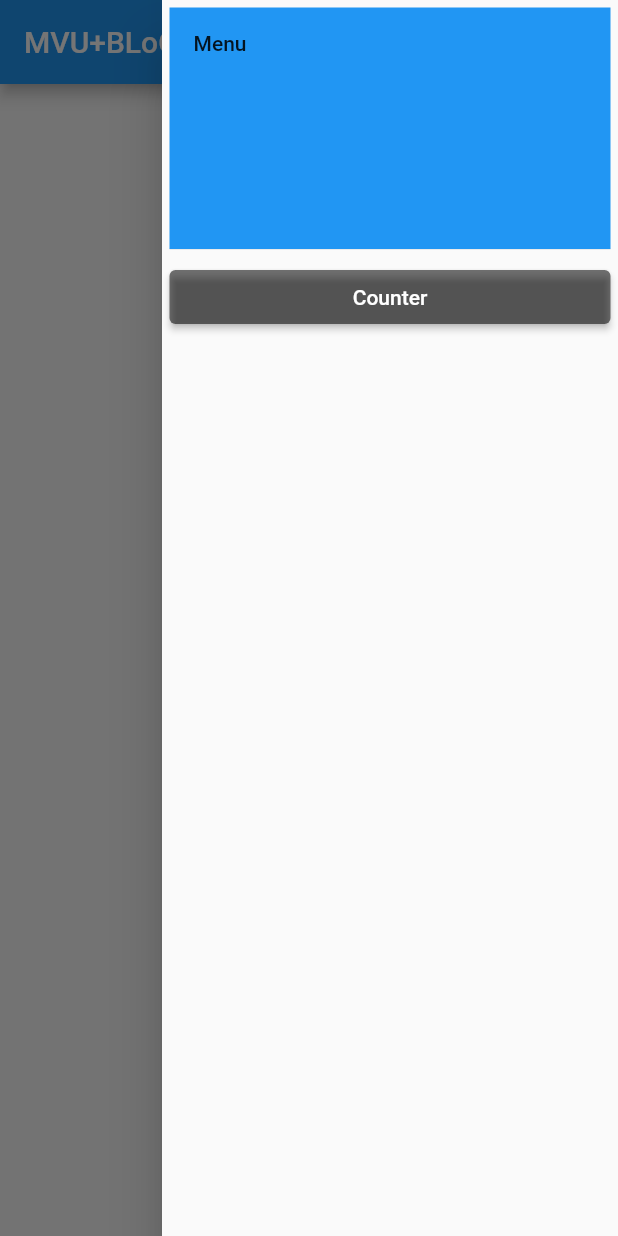
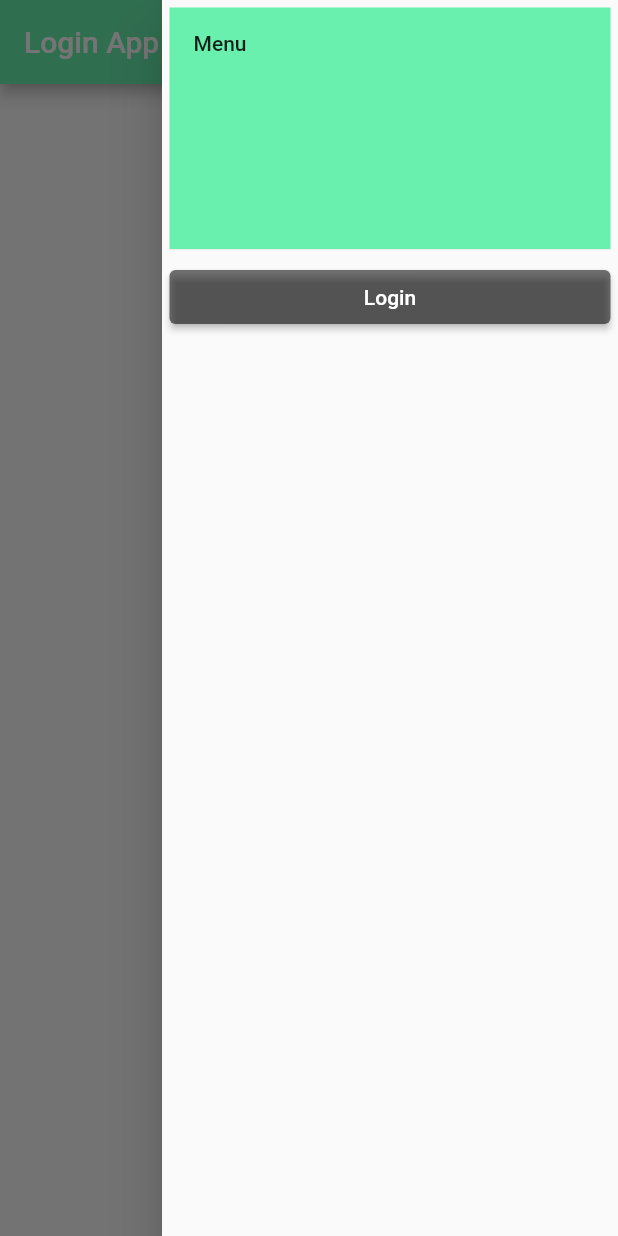
Before and after one commit to gmuehlenberg/samy, a Flutter app: the screen it shows after launch, with the side drawer open, on a phone screen of 412 x 824 dp. Run offline on Flutter 3.47's test engine with Material 2 defaults, Android fonts, the light colour scheme and no system bars; our stand-ins replace bloc, dartz, flutter_bloc, logger.

Commit message:
Add login feature
* Providing Login page.

```diff
--- a/lib/home/home_view.dart
+++ b/lib/home/home_view.dart
@@ -1,5 +1,5 @@
 import 'package:bloc_mvu_app/config/config_model.dart';
-import 'package:bloc_mvu_app/counter/counter_view.dart';
+import 'package:bloc_mvu_app/login/login_view.dart';
 import 'package:bloc_mvu_app/mvu/view_without_model.dart';
 import 'package:flutter/material.dart';
 
@@ -14,7 +14,7 @@ class HomeView extends ViewWithoutModel {
           ),
         ),
         body: const Center(
-          child: CounterView(),
+          child: LoginView(),
         ),
       );
 }
--- /dev/null
+++ b/lib/login/login_message.dart
@@ -0,0 +1,10 @@
+import 'package:bloc_mvu_app/login/login_update.dart';
+import 'package:bloc_mvu_app/mvu/messaging.dart';
+
+abstract class LoginMessage extends UpdateMessage {
+  LoginMessage() : super(routeTo: LoginUpdate);
+}
+
+class LogIn extends LoginMessage {}
+
+class LogOut extends LoginMessage {}
--- /dev/null
+++ b/lib/login/login_model.dart
@@ -0,0 +1,16 @@
+class LoginModel {
+  LoginModel({required this.isLoggedIn});
+
+  final bool isLoggedIn;
+
+  LoginModel copyWith({
+    bool? isLoggedIn,
+  }) =>
+      LoginModel(
+        //isLogged ? isLoggedIn : this.isLoggedIn (wenn true, dann isLoggedIn, wenn false, dann this.isLoggedIn)
+        // ternärer Ausdruck
+        isLoggedIn: isLoggedIn ?? this.isLoggedIn,
+      );
+}
+
+final LoginModel initialLoginModel = LoginModel(isLoggedIn: false);
--- /dev/null
+++ b/lib/login/login_update.dart
@@ -0,0 +1,23 @@
+import 'package:bloc_mvu_app/login/login_message.dart';
+import 'package:bloc_mvu_app/login/login_model.dart';
+import 'package:bloc_mvu_app/mvu/update.dart';
+import 'package:dartz/dartz.dart';
+import 'package:flutter/material.dart';
+
+class LoginUpdate extends Update<LoginMessage, LoginModel> {
+  LoginUpdate(LoginModel initialModel) : super(initialModel);
+
+  // ignore: avoid_unused_constructor_parameters
+  factory LoginUpdate.of(BuildContext context) => LoginUpdate(initialLoginModel);
+
+  @override
+  Option<LoginModel> processMessage(LoginMessage message, LoginModel model) {
+    if (message is LogIn) {
+      return Some(model.copyWith(isLoggedIn: true));
+    }
+    if (message is LogOut) {
+      return Some(model.copyWith(isLoggedIn: false));
+    }
+    return const None();
+  }
+}
--- /dev/null
+++ b/lib/login/login_view.dart
@@ -0,0 +1,30 @@
+import 'package:bloc_mvu_app/login/login_message.dart';
+import 'package:bloc_mvu_app/login/login_model.dart';
+import 'package:bloc_mvu_app/login/login_update.dart';
+import 'package:bloc_mvu_app/mvu/messaging.dart';
+import 'package:bloc_mvu_app/mvu/view.dart';
+import 'package:flutter/material.dart';
+
+class LoginView extends View<LoginMessage, LoginModel, LoginUpdate> {
+  const LoginView({Key? key}) : super(key: key);
+
+  @override
+  Widget buildView(LoginModel model) => Column(
+        mainAxisAlignment: MainAxisAlignment.spaceAround,
+        children: [
+          Text('User ist ${model.isLoggedIn ? 'ein' : 'aus'}geloggt'),
+          FloatingActionButton(
+            onPressed: () => dispatch(LogIn()),
+            tooltip: 'User einloggen',
+            backgroundColor: Colors.purpleAccent,
+            child: const Icon(Icons.login_rounded),
+          ),
+          FloatingActionButton(
+            onPressed: () => dispatch(LogOut()),
+            tooltip: 'User ausloggen',
+            backgroundColor: Colors.purpleAccent,
+            child: const Icon(Icons.logout_rounded),
+          ),
+        ],
+      );
+}
--- a/lib/main.dart
+++ b/lib/main.dart
@@ -1,5 +1,6 @@
 import 'package:bloc_mvu_app/config/config_update.dart';
 import 'package:bloc_mvu_app/counter/counter_update.dart';
+import 'package:bloc_mvu_app/login/login_update.dart';
 import 'package:bloc_mvu_app/navigation/navigation_model.dart';
 import 'package:bloc_mvu_app/navigation/navigation_update.dart';
 import 'package:bloc_mvu_app/navigation/navigation_view.dart';
@@ -16,10 +17,11 @@ class BlocMvuTestApp extends StatelessWidget {
           BlocProvider(create: NavigationUpdate.of),
           BlocProvider(create: ConfigUpdate.of, lazy: false),
           BlocProvider(create: CounterUpdate.of),
+          BlocProvider(create: LoginUpdate.of),
         ],
         child: MaterialApp(
           navigatorKey: navigatorKey,
-          title: 'BLoC+MVU Test App',
+          title: 'LoginApp',
           home: const NavigationView(),
         ),
       );
--- a/lib/navigation/navigation_model.dart
+++ b/lib/navigation/navigation_model.dart
@@ -11,11 +11,11 @@ class NavigationModel {
       NavigationModel(page ?? this.page);
 }
 
-final NavigationModel initialNavigationModel = NavigationModel(Page.counter);
+final NavigationModel initialNavigationModel = NavigationModel(Page.login);
 
 final GlobalKey<NavigatorState> navigatorKey = GlobalKey<NavigatorState>();
 final GlobalKey<ScaffoldState> scaffoldKey = GlobalKey<ScaffoldState>();
 
 enum Page {
-  counter,
+  login,
 }
--- a/lib/navigation/navigation_view.dart
+++ b/lib/navigation/navigation_view.dart
@@ -1,4 +1,4 @@
-import 'package:bloc_mvu_app/counter/counter_view.dart';
+import 'package:bloc_mvu_app/login/login_view.dart';
 import 'package:bloc_mvu_app/mvu/messaging.dart';
 import 'package:bloc_mvu_app/mvu/view.dart';
 import 'package:bloc_mvu_app/navigation/navigation_messages.dart';
@@ -15,8 +15,9 @@ class NavigationView extends View<NavigationMessage, NavigationModel, Navigation
         key: scaffoldKey,
         appBar: AppBar(
           title: const Text(
-            'MVU+BLoC Test app',
+            'Login App',
           ),
+          backgroundColor: Colors.greenAccent,
           actions: [
             IconButton(
               icon: const Icon(Icons.table_rows),
@@ -36,7 +37,7 @@ class NavigationView extends View<NavigationMessage, NavigationModel, Navigation
 
 Widget widgetFor(Page page) {
   switch (page) {
-    case Page.counter:
-      return const CounterView();
+    case Page.login:
+      return const LoginView();
   }
 }
--- a/lib/pages/menu/menu_view.dart
+++ b/lib/pages/menu/menu_view.dart
@@ -9,7 +9,9 @@ Widget _button(String text, Page target) => ElevatedButton(
         dispatch(NavigateUp());
         dispatch(NavigateTo(target));
       },
-      style: ButtonStyle(backgroundColor: MaterialStateProperty.all(Colors.black54)),
+      style: ButtonStyle(
+        backgroundColor: MaterialStateProperty.all(Colors.black54),
+      ),
       child: Tooltip(message: text, child: Text(text)),
     );
 
@@ -22,11 +24,11 @@ class MenuView extends ViewWithoutModel {
         children: [
           const DrawerHeader(
             decoration: BoxDecoration(
-              color: Colors.blue,
+              color: Colors.greenAccent,
             ),
             child: Text('Menu'),
           ),
-          _button('Counter', Page.counter),
+          _button('Login', Page.login),
         ],
       );
 }
```
